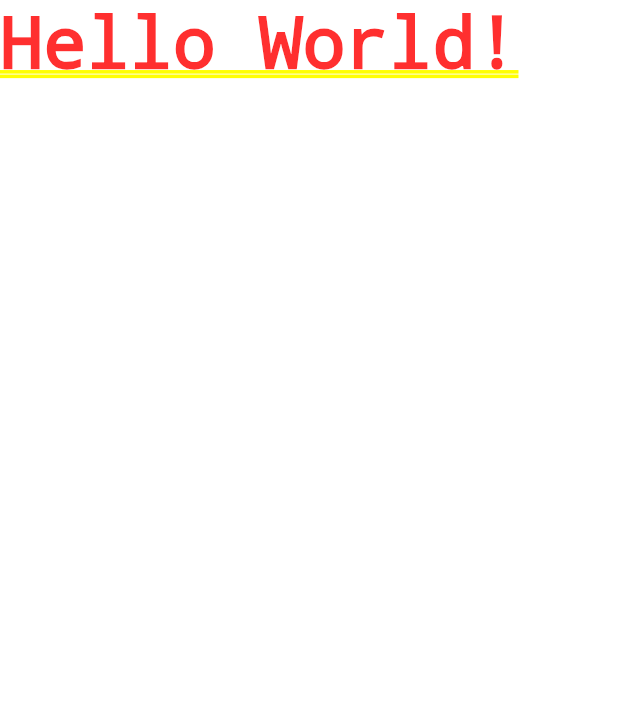
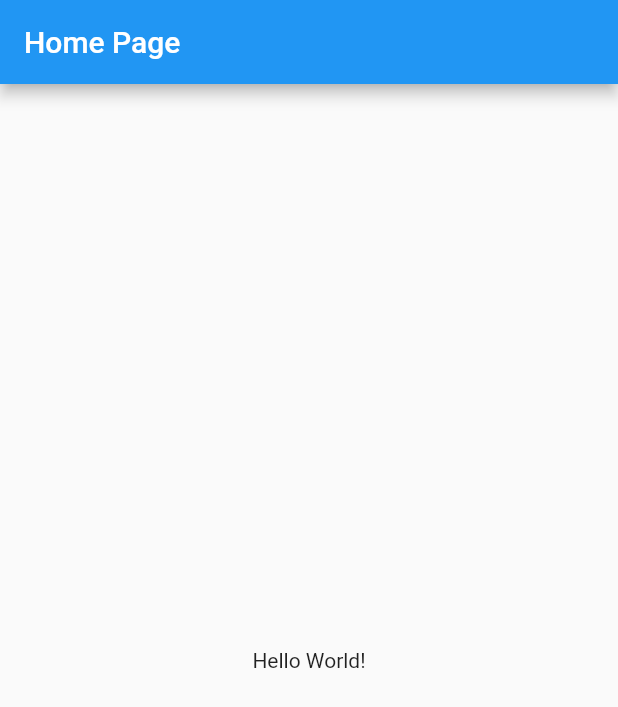
Before and after one commit to RitwickBhargav/hello_world_flutter, a Flutter app: the screen it shows after launch, on a phone screen of 412 x 824 dp. Shown: the top 707 px of the screen. Run offline on Flutter 3.47's test engine with Material 2 defaults, Android fonts, the phone set to English and light mode, and no system bars.

Commit message:
Scaffolding!

```diff
--- a/lib/main.dart
+++ b/lib/main.dart
@@ -2,5 +2,20 @@ import 'package:flutter/material.dart';
 
 void main()
 {
-  runApp(new MaterialApp(home: new Text("Hello World!")));
+  runApp(new MyApp());
 }
+
+class MyApp extends StatelessWidget {
+  @override
+  Widget build(BuildContext context) {
+    return MaterialApp(
+      title: "My App",
+      home: new Scaffold(
+        appBar: new AppBar(
+          title: new Text("Home Page"),
+        ),
+        body: new Center(child: new Text("Hello World!")),
+      )
+    );
+  }
+}
```
